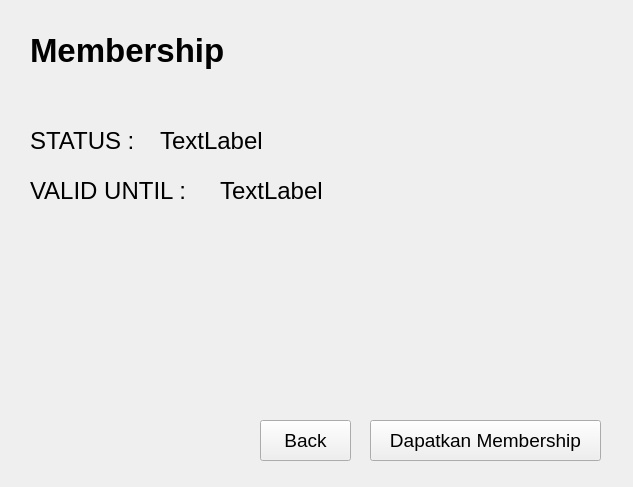
The window that src/membership.ui (raihanastrada/rpl-sistem-corona) describes before a commit, drawn with Qt 5.
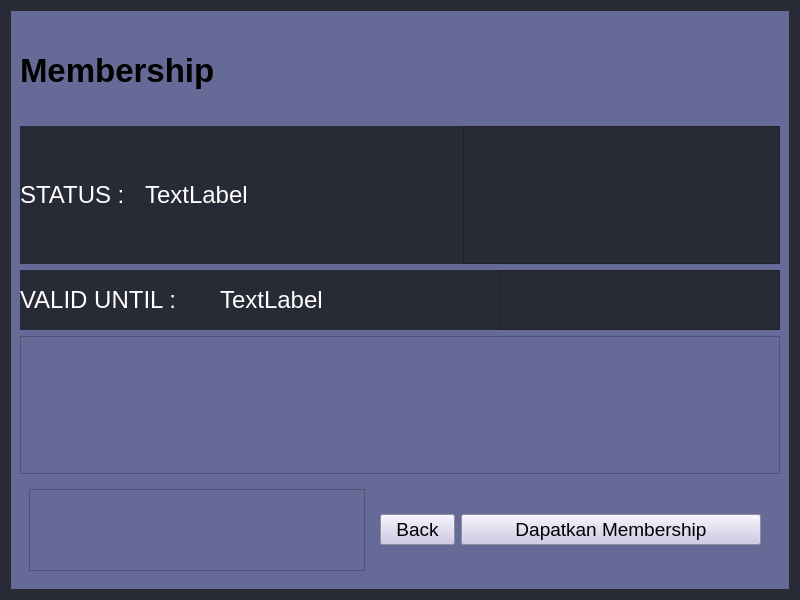
The same window after the commit.

What changed in the file:
```diff
--- a/src/membership.ui
+++ b/src/membership.ui
@@ -6,21 +6,36 @@
    <rect>
     <x>0</x>
     <y>0</y>
-    <width>633</width>
-    <height>487</height>
+    <width>800</width>
+    <height>600</height>
    </rect>
   </property>
+  <property name="minimumSize">
+   <size>
+    <width>800</width>
+    <height>600</height>
+   </size>
+  </property>
   <property name="windowTitle">
    <string>Form</string>
   </property>
+  <property name="styleSheet">
+   <string notr="true">background-color: rgb(40, 42, 54);</string>
+  </property>
+  <layout class="QGridLayout" name="gridLayout_2">
+   <item row="0" column="0">
+    <widget class="QWidget" name="widget" native="true">
+     <property name="styleSheet">
+      <string notr="true">background-color: #666a96;</string>
+     </property>
+     <layout class="QGridLayout" name="gridLayout">
+      <item row="0" column="0">
   <widget class="QLabel" name="label">
-   <property name="geometry">
-    <rect>
-     <x>30</x>
-     <y>30</y>
-     <width>211</width>
-     <height>41</height>
-    </rect>
+        <property name="maximumSize">
+         <size>
+          <width>16777215</width>
+          <height>100</height>
+         </size>
    </property>
    <property name="font">
     <font>
@@ -29,118 +44,282 @@
      <bold>true</bold>
     </font>
    </property>
+        <property name="styleSheet">
+         <string notr="true"/>
+        </property>
    <property name="text">
     <string>Membership</string>
    </property>
   </widget>
-  <widget class="QPushButton" name="backButton">
-   <property name="geometry">
-    <rect>
-     <x>260</x>
-     <y>420</y>
-     <width>91</width>
-     <height>41</height>
-    </rect>
-   </property>
-   <property name="font">
-    <font>
-     <pointsize>14</pointsize>
-    </font>
-   </property>
-   <property name="text">
-    <string>Back</string>
-   </property>
-  </widget>
-  <widget class="QPushButton" name="getMembershipButton">
-   <property name="geometry">
-    <rect>
-     <x>370</x>
-     <y>420</y>
-     <width>231</width>
-     <height>41</height>
-    </rect>
-   </property>
-   <property name="font">
-    <font>
-     <pointsize>14</pointsize>
-    </font>
-   </property>
-   <property name="text">
-    <string>Dapatkan Membership</string>
-   </property>
-  </widget>
+      </item>
+      <item row="1" column="0">
+       <widget class="QFrame" name="frame">
+        <property name="maximumSize">
+         <size>
+          <width>16777215</width>
+          <height>50</height>
+         </size>
+        </property>
+        <layout class="QHBoxLayout" name="horizontalLayout_2">
+         <property name="spacing">
+          <number>0</number>
+         </property>
+         <property name="sizeConstraint">
+          <enum>QLayout::SetMaximumSize</enum>
+         </property>
+         <property name="leftMargin">
+          <number>0</number>
+         </property>
+         <property name="topMargin">
+          <number>0</number>
+         </property>
+         <property name="rightMargin">
+          <number>0</number>
+         </property>
+         <property name="bottomMargin">
+          <number>0</number>
+         </property>
+         <item>
   <widget class="QLabel" name="label_2">
-   <property name="geometry">
-    <rect>
-     <x>30</x>
-     <y>110</y>
-     <width>121</width>
-     <height>61</height>
-    </rect>
+           <property name="maximumSize">
+            <size>
+             <width>125</width>
+             <height>16777215</height>
+            </size>
    </property>
    <property name="font">
     <font>
      <pointsize>18</pointsize>
     </font>
    </property>
+           <property name="styleSheet">
+            <string notr="true">background-color: #282a36;
+color: rgb(255, 255, 255)</string>
+           </property>
    <property name="text">
     <string>STATUS :</string>
    </property>
-  </widget>
+           <property name="margin">
+            <number>10</number>
+           </property>
+          </widget>
+         </item>
+         <item>
+          <widget class="QLabel" name="status_Label">
+           <property name="font">
+            <font>
+             <pointsize>18</pointsize>
+            </font>
+           </property>
+           <property name="styleSheet">
+            <string notr="true">background-color: #282a36;
+color: rgb(255, 255, 255)</string>
+           </property>
+           <property name="text">
+            <string>TextLabel</string>
+           </property>
+          </widget>
+         </item>
+         <item>
+          <widget class="QFrame" name="frame_2">
+           <property name="maximumSize">
+            <size>
+             <width>16777215</width>
+             <height>150</height>
+            </size>
+           </property>
+           <property name="styleSheet">
+            <string notr="true">background-color: #282a36</string>
+           </property>
+           <property name="frameShape">
+            <enum>QFrame::StyledPanel</enum>
+           </property>
+           <property name="frameShadow">
+            <enum>QFrame::Raised</enum>
+           </property>
+          </widget>
+         </item>
+        </layout>
+       </widget>
+      </item>
+      <item row="2" column="0">
+       <widget class="QFrame" name="frame">
+        <property name="maximumSize">
+         <size>
+          <width>16777215</width>
+          <height>60</height>
+         </size>
+        </property>
+        <layout class="QHBoxLayout" name="horizontalLayout_3">
+         <property name="spacing">
+          <number>0</number>
+         </property>
+         <property name="leftMargin">
+          <number>0</number>
+         </property>
+         <property name="topMargin">
+          <number>0</number>
+         </property>
+         <property name="rightMargin">
+          <number>0</number>
+         </property>
+         <property name="bottomMargin">
+          <number>0</number>
+         </property>
+         <item>
   <widget class="QLabel" name="label_3">
-   <property name="geometry">
-    <rect>
-     <x>30</x>
-     <y>170</y>
-     <width>191</width>
-     <height>41</height>
-    </rect>
+           <property name="maximumSize">
+            <size>
+             <width>200</width>
+             <height>16777215</height>
+            </size>
    </property>
    <property name="font">
     <font>
      <pointsize>18</pointsize>
     </font>
    </property>
+           <property name="styleSheet">
+            <string notr="true">background-color: #282a36;
+color: rgb(255, 255, 255)</string>
+           </property>
    <property name="text">
     <string>VALID UNTIL :</string>
    </property>
-  </widget>
+           <property name="margin">
+            <number>10</number>
+           </property>
+          </widget>
+         </item>
+         <item>
   <widget class="QLabel" name="date_Label">
-   <property name="geometry">
-    <rect>
-     <x>220</x>
-     <y>170</y>
-     <width>181</width>
-     <height>41</height>
-    </rect>
-   </property>
    <property name="font">
     <font>
      <pointsize>18</pointsize>
     </font>
    </property>
+           <property name="styleSheet">
+            <string notr="true">background-color: #282a36;
+color: rgb(255, 255, 255)</string>
+           </property>
    <property name="text">
     <string>TextLabel</string>
    </property>
   </widget>
-  <widget class="QLabel" name="status_Label">
-   <property name="geometry">
-    <rect>
-     <x>160</x>
-     <y>120</y>
-     <width>191</width>
-     <height>41</height>
-    </rect>
-   </property>
+         </item>
+         <item>
+          <widget class="QFrame" name="frame_3">
+           <property name="styleSheet">
+            <string notr="true">background-color: #282a36;
+color: rgb(255, 255, 255)</string>
+           </property>
+           <property name="frameShape">
+            <enum>QFrame::StyledPanel</enum>
+           </property>
+           <property name="frameShadow">
+            <enum>QFrame::Raised</enum>
+           </property>
+          </widget>
+         </item>
+        </layout>
+       </widget>
+      </item>
+      <item row="3" column="0">
+       <widget class="QFrame" name="frame">
+        <property name="frameShape">
+         <enum>QFrame::StyledPanel</enum>
+        </property>
+        <property name="frameShadow">
+         <enum>QFrame::Raised</enum>
+        </property>
+       </widget>
+      </item>
+      <item row="4" column="0">
+       <widget class="QFrame" name="frame">
+        <property name="maximumSize">
+         <size>
+          <width>16777215</width>
+          <height>100</height>
+         </size>
+        </property>
+        <layout class="QHBoxLayout" name="horizontalLayout_4">
+         <item>
+          <widget class="QFrame" name="frame_4">
+           <property name="frameShape">
+            <enum>QFrame::StyledPanel</enum>
+           </property>
+           <property name="frameShadow">
+            <enum>QFrame::Raised</enum>
+           </property>
+          </widget>
+         </item>
+         <item>
+          <widget class="QFrame" name="frame">
+           <property name="minimumSize">
+            <size>
+             <width>400</width>
+             <height>0</height>
+            </size>
+           </property>
+           <property name="maximumSize">
+            <size>
+             <width>400</width>
+             <height>16777215</height>
+            </size>
+           </property>
+           <layout class="QHBoxLayout" name="horizontalLayout">
+            <item>
+             <widget class="QPushButton" name="backButton">
+              <property name="maximumSize">
+               <size>
+                <width>75</width>
+                <height>16777215</height>
+               </size>
+              </property>
    <property name="font">
     <font>
-     <pointsize>18</pointsize>
-    </font>
-   </property>
+                <pointsize>14</pointsize>
+               </font>
+              </property>
+              <property name="styleSheet">
+               <string notr="true">background-color: #cbc3e3</string>
+              </property>
    <property name="text">
-    <string>TextLabel</string>
-   </property>
-  </widget>
+               <string>Back</string>
+              </property>
+             </widget>
+            </item>
+            <item>
+             <widget class="QPushButton" name="getMembershipButton">
+              <property name="maximumSize">
+               <size>
+                <width>300</width>
+                <height>16777215</height>
+               </size>
+              </property>
+              <property name="font">
+               <font>
+                <pointsize>14</pointsize>
+               </font>
+              </property>
+              <property name="styleSheet">
+               <string notr="true">background-color: #cbc3e3</string>
+              </property>
+              <property name="text">
+               <string>Dapatkan Membership</string>
+              </property>
+             </widget>
+            </item>
+           </layout>
+          </widget>
+         </item>
+        </layout>
+       </widget>
+      </item>
+     </layout>
+    </widget>
+   </item>
+  </layout>
  </widget>
  <resources/>
  <connections/>
```
Lines whose indentation alone changed are shown as unchanged.
